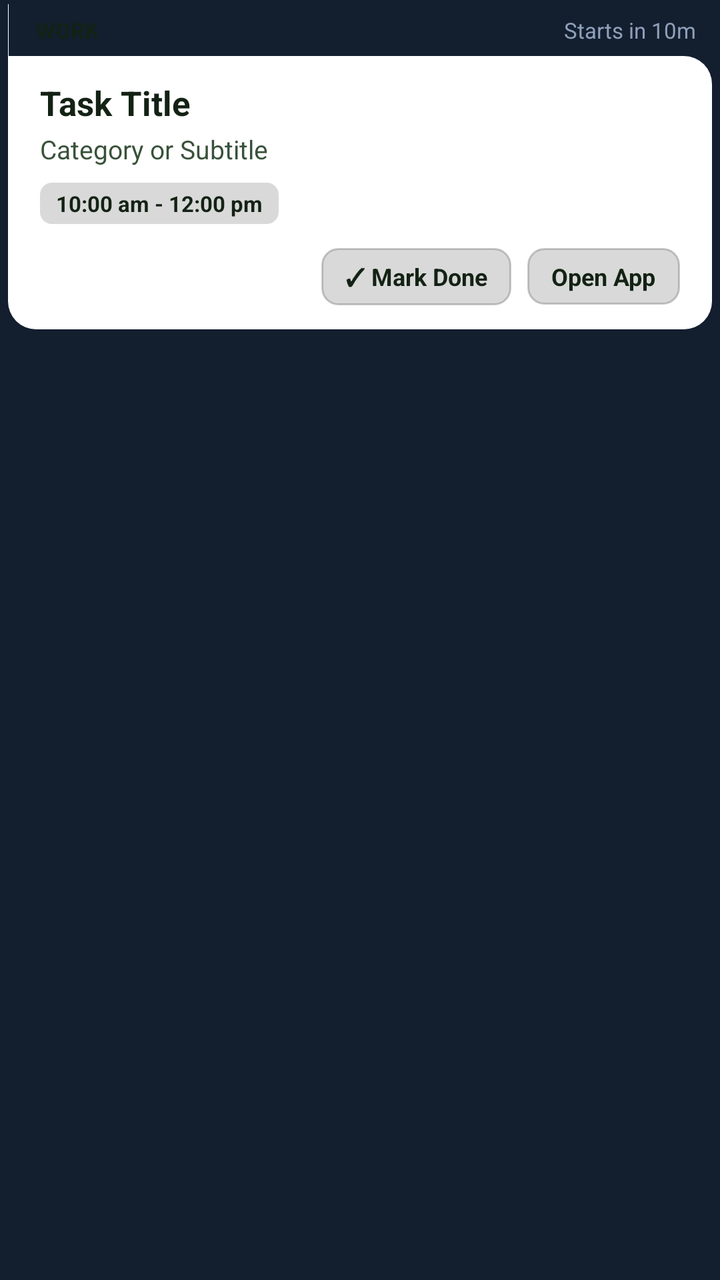
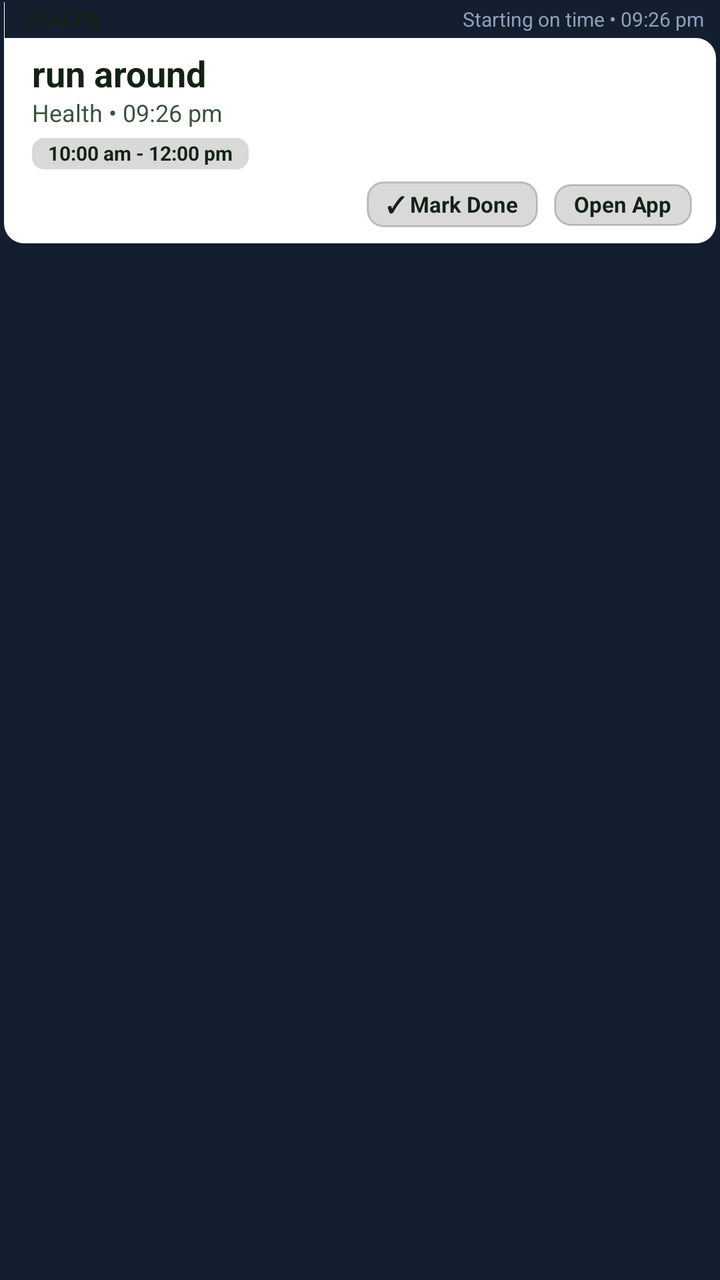

Before-and-after screenshots of an Android layout around one commit, followed by the original layout XML and the change that was made.
<!-- AndroidManifest.xml: application theme Theme.Tasc -->
<!-- res/layout/notification_folder_expanded.xml -->
<?xml version="1.0" encoding="utf-8"?>
<LinearLayout xmlns:android="http://schemas.android.com/apk/res/android"
    android:layout_width="match_parent"
    android:layout_height="wrap_content"
    android:orientation="vertical"
    android:paddingStart="4dp"
    android:paddingEnd="4dp"
    android:paddingTop="2dp"
    android:paddingBottom="4dp">

    
    <LinearLayout
        android:layout_width="match_parent"
        android:layout_height="26dp"
        android:orientation="horizontal"
        android:gravity="bottom">

        
        <FrameLayout
            android:layout_width="wrap_content"
            android:layout_height="26dp"
            android:minWidth="90dp">

            <ImageView
                android:id="@+id/notification_tab_bg"
                android:layout_width="match_parent"
                android:layout_height="match_parent"
                android:scaleType="fitXY"
                android:src="@drawable/notification_folder_tab_bg" />

            <TextView
                android:id="@+id/notification_category"
                android:layout_width="wrap_content"
                android:layout_height="wrap_content"
                android:layout_gravity="center_vertical|start"
                android:paddingStart="14dp"
                android:paddingEnd="14dp"
                android:text="WORK"
                android:textSize="11sp"
                android:textStyle="bold"
                android:textColor="#132214"
                android:maxLines="1"
                android:ellipsize="end" />
        </FrameLayout>

        
        <FrameLayout
            android:layout_width="0dp"
            android:layout_height="1dp"
            android:layout_weight="1" />

        <TextView
            android:id="@+id/notification_time_tag"
            android:layout_width="wrap_content"
            android:layout_height="wrap_content"
            android:layout_gravity="center_vertical"
            android:paddingEnd="8dp"
            android:text="Starts in 10m"
            android:textSize="11sp"
            android:textColor="#8FA0B9"
            android:maxLines="1" />
    </LinearLayout>

    
    <FrameLayout
        android:layout_width="match_parent"
        android:layout_height="wrap_content"
        android:minHeight="96dp">

        <ImageView
            android:id="@+id/notification_body_bg"
            android:layout_width="match_parent"
            android:layout_height="match_parent"
            android:scaleType="fitXY"
            android:src="@drawable/notification_folder_body_bg" />

        <LinearLayout
            android:layout_width="match_parent"
            android:layout_height="wrap_content"
            android:orientation="vertical"
            android:paddingStart="16dp"
            android:paddingEnd="16dp"
            android:paddingTop="12dp"
            android:paddingBottom="12dp">

            
            <TextView
                android:id="@+id/notification_title"
                android:layout_width="match_parent"
                android:layout_height="wrap_content"
                android:text="Task Title"
                android:textSize="17sp"
                android:textStyle="bold"
                android:textColor="#132214"
                android:maxLines="2"
                android:ellipsize="end" />

            <TextView
                android:id="@+id/notification_subtitle"
                android:layout_width="match_parent"
                android:layout_height="wrap_content"
                android:layout_marginTop="3dp"
                android:text="Category or Subtitle"
                android:textSize="13sp"
                android:textColor="#38523A"
                android:maxLines="2"
                android:ellipsize="end" />

            
            <TextView
                android:id="@+id/notification_time"
                android:layout_width="wrap_content"
                android:layout_height="wrap_content"
                android:layout_marginTop="8dp"
                android:background="@drawable/notification_badge_bg"
                android:paddingStart="8dp"
                android:paddingEnd="8dp"
                android:paddingTop="3dp"
                android:paddingBottom="3dp"
                android:text="10:00 am - 12:00 pm"
                android:textSize="11sp"
                android:textStyle="bold"
                android:textColor="#132214"
                android:maxLines="1" />

            
            <LinearLayout
                android:layout_width="match_parent"
                android:layout_height="wrap_content"
                android:layout_marginTop="12dp"
                android:orientation="horizontal"
                android:gravity="end">

                <TextView
                    android:id="@+id/notification_btn_done"
                    android:layout_width="wrap_content"
                    android:layout_height="wrap_content"
                    android:background="@drawable/notification_btn_action_bg"
                    android:paddingStart="12dp"
                    android:paddingEnd="12dp"
                    android:paddingTop="6dp"
                    android:paddingBottom="6dp"
                    android:text="✓ Mark Done"
                    android:textSize="12sp"
                    android:textStyle="bold"
                    android:textColor="#132214" />

                <TextView
                    android:id="@+id/notification_btn_open"
                    android:layout_width="wrap_content"
                    android:layout_height="wrap_content"
                    android:layout_marginStart="8dp"
                    android:background="@drawable/notification_btn_action_bg"
                    android:paddingStart="12dp"
                    android:paddingEnd="12dp"
                    android:paddingTop="6dp"
                    android:paddingBottom="6dp"
                    android:text="Open App"
                    android:textSize="12sp"
                    android:textStyle="bold"
                    android:textColor="#132214" />
            </LinearLayout>
        </LinearLayout>
    </FrameLayout>
</LinearLayout>
<!-- resources referenced by this layout -->
<resources>
  <!-- drawable notification_badge_bg (drawable) -->
  <?xml version="1.0" encoding="utf-8"?>
  <shape xmlns:android="http://schemas.android.com/apk/res/android"
      android:shape="rectangle">
      <corners android:radius="6dp" />
      <solid android:color="#26000000" />
  </shape>
  <!-- drawable notification_btn_action_bg (drawable) -->
  <?xml version="1.0" encoding="utf-8"?>
  <shape xmlns:android="http://schemas.android.com/apk/res/android"
      android:shape="rectangle">
      <corners android:radius="8dp" />
      <solid android:color="#26000000" />
      <stroke android:width="1dp" android:color="#33000000" />
  </shape>
  <!-- drawable notification_folder_body_bg (drawable) -->
  <?xml version="1.0" encoding="utf-8"?>
  <shape xmlns:android="http://schemas.android.com/apk/res/android"
      android:shape="rectangle">
      <corners
          android:topLeftRadius="0dp"
          android:topRightRadius="14dp"
          android:bottomLeftRadius="14dp"
          android:bottomRightRadius="14dp" />
      <solid android:color="#FFFFFF" />
  </shape>
  <!-- drawable notification_folder_tab_bg (drawable) -->
  <?xml version="1.0" encoding="utf-8"?>
  <shape xmlns:android="http://schemas.android.com/apk/res/android"
      android:shape="rectangle">
      <corners
          android:topLeftRadius="10dp"
          android:topRightRadius="10dp"
          android:bottomLeftRadius="0dp"
          android:bottomRightRadius="0dp" />
      <solid android:color="#FFFFFF" />
  </shape>
  <style name="Theme.Tasc" parent="android:Theme.Material.Light.NoActionBar">
          <item name="android:statusBarColor">#131E2F</item>
          <item name="android:navigationBarColor">#131E2F</item>
          <item name="android:windowBackground">#131E2F</item>
      </style>
</resources>

<!-- the commit's change to res/layout/notification_folder_expanded.xml (unified diff, before → after) -->
@@ -3,23 +3,23 @@
     android:layout_width="match_parent"
     android:layout_height="wrap_content"
     android:orientation="vertical"
-    android:paddingStart="4dp"
-    android:paddingEnd="4dp"
-    android:paddingTop="2dp"
-    android:paddingBottom="4dp">
+    android:paddingStart="2dp"
+    android:paddingEnd="2dp"
+    android:paddingTop="1dp"
+    android:paddingBottom="2dp">
 
     
     <LinearLayout
         android:layout_width="match_parent"
-        android:layout_height="26dp"
+        android:layout_height="18dp"
         android:orientation="horizontal"
         android:gravity="bottom">
 
         
         <FrameLayout
             android:layout_width="wrap_content"
-            android:layout_height="26dp"
-            android:minWidth="90dp">
+            android:layout_height="18dp"
+            android:minWidth="72dp">
 
             <ImageView
                 android:id="@+id/notification_tab_bg"
@@ -33,12 +33,13 @@
                 android:layout_width="wrap_content"
                 android:layout_height="wrap_content"
                 android:layout_gravity="center_vertical|start"
-                android:paddingStart="14dp"
-                android:paddingEnd="14dp"
-                android:text="WORK"
-                android:textSize="11sp"
+                android:paddingStart="10dp"
+                android:paddingEnd="10dp"
+                android:text="HEALTH"
+                android:textSize="10sp"
                 android:textStyle="bold"
                 android:textColor="#132214"
+                android:includeFontPadding="false"
                 android:maxLines="1"
                 android:ellipsize="end" />
         </FrameLayout>
@@ -54,10 +55,11 @@
             android:layout_width="wrap_content"
             android:layout_height="wrap_content"
             android:layout_gravity="center_vertical"
-            android:paddingEnd="8dp"
-            android:text="Starts in 10m"
-            android:textSize="11sp"
+            android:paddingEnd="6dp"
+            android:text="Starting on time • 09:26 pm"
+            android:textSize="10sp"
             android:textColor="#8FA0B9"
+            android:includeFontPadding="false"
             android:maxLines="1" />
     </LinearLayout>
 
@@ -65,7 +67,7 @@
     <FrameLayout
         android:layout_width="match_parent"
         android:layout_height="wrap_content"
-        android:minHeight="96dp">
+        android:minHeight="68dp">
 
         <ImageView
             android:id="@+id/notification_body_bg"
@@ -78,20 +80,21 @@
             android:layout_width="match_parent"
             android:layout_height="wrap_content"
             android:orientation="vertical"
-            android:paddingStart="16dp"
-            android:paddingEnd="16dp"
-            android:paddingTop="12dp"
-            android:paddingBottom="12dp">
+            android:paddingStart="14dp"
+            android:paddingEnd="12dp"
+            android:paddingTop="8dp"
+            android:paddingBottom="8dp">
 
             
             <TextView
                 android:id="@+id/notification_title"
                 android:layout_width="match_parent"
                 android:layout_height="wrap_content"
-                android:text="Task Title"
-                android:textSize="17sp"
+                android:text="run around"
+                android:textSize="18sp"
                 android:textStyle="bold"
                 android:textColor="#132214"
+                android:includeFontPadding="false"
                 android:maxLines="2"
                 android:ellipsize="end" />
 
@@ -99,10 +102,11 @@
                 android:id="@+id/notification_subtitle"
                 android:layout_width="match_parent"
                 android:layout_height="wrap_content"
-                android:layout_marginTop="3dp"
-                android:text="Category or Subtitle"
-                android:textSize="13sp"
+                android:layout_marginTop="2dp"
+                android:text="Health • 09:26 pm"
+                android:textSize="12sp"
                 android:textColor="#38523A"
+                android:includeFontPadding="false"
                 android:maxLines="2"
                 android:ellipsize="end" />
 
@@ -111,23 +115,24 @@
                 android:id="@+id/notification_time"
                 android:layout_width="wrap_content"
                 android:layout_height="wrap_content"
-                android:layout_marginTop="8dp"
+                android:layout_marginTop="5dp"
                 android:background="@drawable/notification_badge_bg"
                 android:paddingStart="8dp"
                 android:paddingEnd="8dp"
-                android:paddingTop="3dp"
-                android:paddingBottom="3dp"
+                android:paddingTop="2dp"
+                android:paddingBottom="2dp"
                 android:text="10:00 am - 12:00 pm"
-                android:textSize="11sp"
+                android:textSize="10sp"
                 android:textStyle="bold"
                 android:textColor="#132214"
+                android:includeFontPadding="false"
                 android:maxLines="1" />
 
             
             <LinearLayout
                 android:layout_width="match_parent"
                 android:layout_height="wrap_content"
-                android:layout_marginTop="12dp"
+                android:layout_marginTop="6dp"
                 android:orientation="horizontal"
                 android:gravity="end">
 
@@ -136,13 +141,14 @@
                     android:layout_width="wrap_content"
                     android:layout_height="wrap_content"
                     android:background="@drawable/notification_btn_action_bg"
-                    android:paddingStart="12dp"
-                    android:paddingEnd="12dp"
-                    android:paddingTop="6dp"
-                    android:paddingBottom="6dp"
+                    android:paddingStart="10dp"
+                    android:paddingEnd="10dp"
+                    android:paddingTop="4dp"
+                    android:paddingBottom="4dp"
                     android:text="✓ Mark Done"
-                    android:textSize="12sp"
+                    android:textSize="11sp"
                     android:textStyle="bold"
+                    android:includeFontPadding="false"
                     android:textColor="#132214" />
 
                 <TextView
@@ -151,13 +157,14 @@
                     android:layout_height="wrap_content"
                     android:layout_marginStart="8dp"
                     android:background="@drawable/notification_btn_action_bg"
-                    android:paddingStart="12dp"
-                    android:paddingEnd="12dp"
-                    android:paddingTop="6dp"
-                    android:paddingBottom="6dp"
+                    android:paddingStart="10dp"
+                    android:paddingEnd="10dp"
+                    android:paddingTop="4dp"
+                    android:paddingBottom="4dp"
                     android:text="Open App"
-                    android:textSize="12sp"
+                    android:textSize="11sp"
                     android:textStyle="bold"
+                    android:includeFontPadding="false"
                     android:textColor="#132214" />
             </LinearLayout>
         </LinearLayout>
<!-- resource entries referenced after the edit -->
@@ -21,9 +21,9 @@
       android:shape="rectangle">
       <corners
           android:topLeftRadius="0dp"
-          android:topRightRadius="14dp"
-          android:bottomLeftRadius="14dp"
-          android:bottomRightRadius="14dp" />
+          android:topRightRadius="10dp"
+          android:bottomLeftRadius="10dp"
+          android:bottomRightRadius="10dp" />
       <solid android:color="#FFFFFF" />
   </shape>
   <!-- drawable notification_folder_tab_bg (drawable) -->
@@ -31,8 +31,8 @@
   <shape xmlns:android="http://schemas.android.com/apk/res/android"
       android:shape="rectangle">
       <corners
-          android:topLeftRadius="10dp"
-          android:topRightRadius="10dp"
+          android:topLeftRadius="8dp"
+          android:topRightRadius="8dp"
           android:bottomLeftRadius="0dp"
           android:bottomRightRadius="0dp" />
       <solid android:color="#FFFFFF" />
